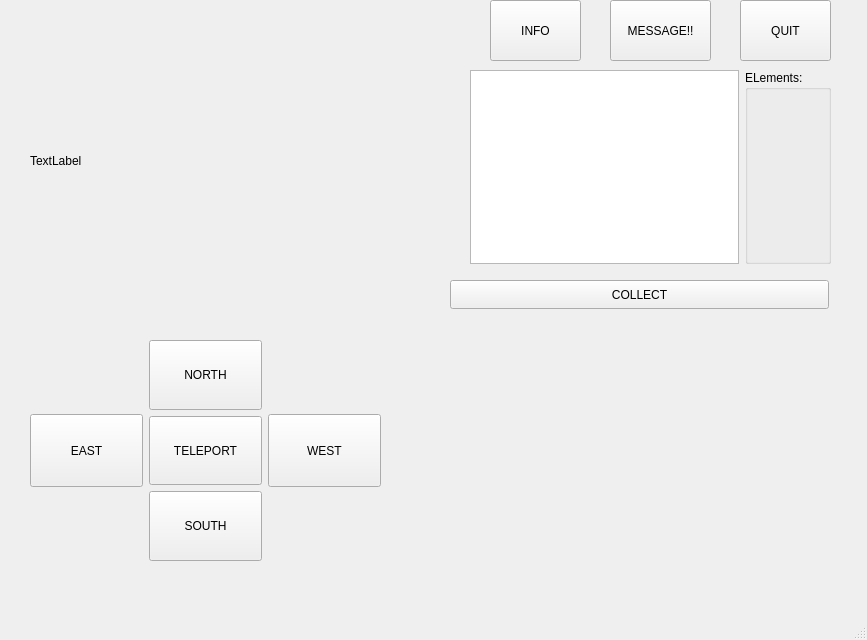
This is cs4076_pro/mainwindow.ui in 7LuxinC/programming_project as Qt 5 draws it before an edit. The edited form follows.
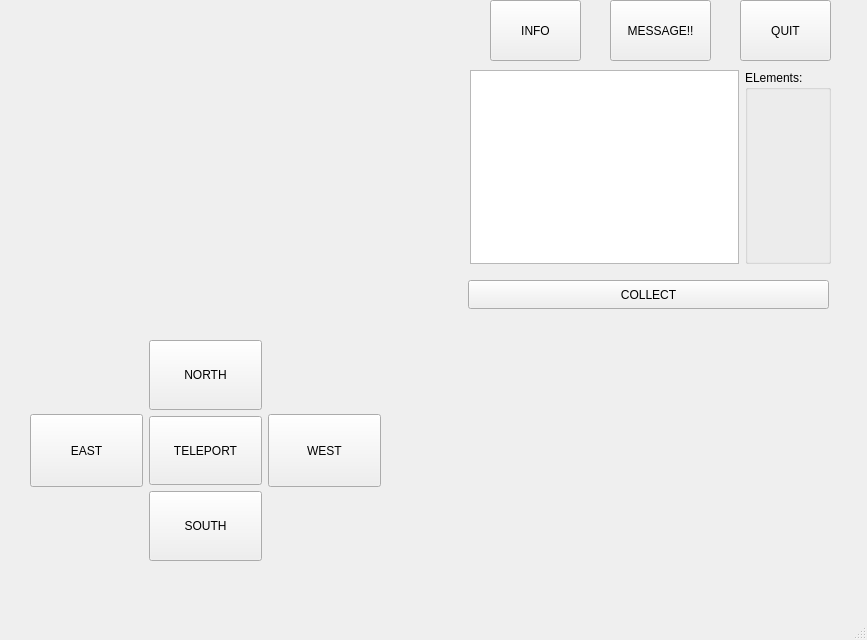
This is the edited form. Icons and pictures are not drawn.

Diff of the .ui file:
```diff
--- a/cs4076_pro/mainwindow.ui
+++ b/cs4076_pro/mainwindow.ui
@@ -67,12 +67,15 @@
      <rect>
       <x>30</x>
       <y>20</y>
-      <width>371</width>
-      <height>281</height>
+      <width>421</width>
+      <height>291</height>
      </rect>
     </property>
     <property name="text">
-     <string>TextLabel</string>
+     <string/>
+    </property>
+    <property name="scaledContents">
+     <bool>true</bool>
     </property>
    </widget>
    <widget class="QLabel" name="mapImg">
@@ -100,9 +103,9 @@
    <widget class="QPushButton" name="collectBtn">
     <property name="geometry">
      <rect>
-      <x>450</x>
+      <x>468</x>
       <y>280</y>
-      <width>379</width>
+      <width>361</width>
       <height>29</height>
      </rect>
     </property>
```
Left out of the diff: 2 changed lines with no effect on the pictures.
